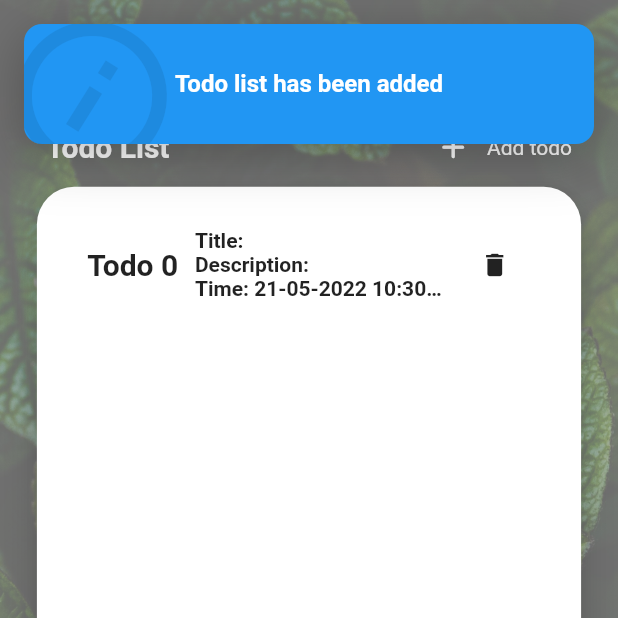
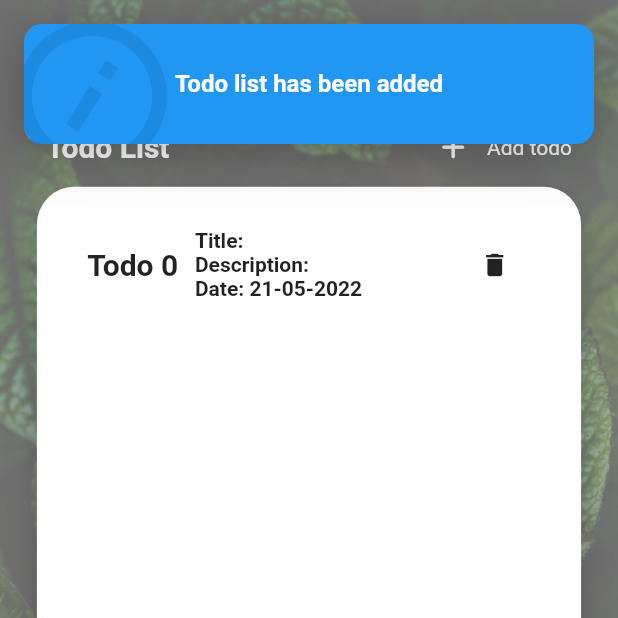
Before and after one commit to Gadi0905/ngtszhim_vt6001cem_project, a Flutter app: the AddTodoScreen screen opened directly, after a tap on "Add Todo", on a phone screen of 412 x 824 dp, the top half of it. Run offline on Flutter 3.47's test engine with Material 2 defaults, Android fonts, the phone set to English and light mode, and no system bars; drawn by our look-alikes of top_snackbar_flutter; our stand-ins replace cloud_firestore, firebase_auth, firebase_core, firebase_database, syncfusion_flutter_charts; accounts and stored records are empty.

Commit message:
bug fixing

```diff
--- a/lib/src/helpers/firebase_helper/model_helper/todo_model/todo_model.dart
+++ b/lib/src/helpers/firebase_helper/model_helper/todo_model/todo_model.dart
@@ -30,7 +30,7 @@ class TodoModel {
     }
     var dateFromTimeStamp =
     DateTime.fromMillisecondsSinceEpoch(timeStamp.seconds * 1000);
-    return DateFormat('dd-MM-yyyy hh:mm a').format(dateFromTimeStamp);
+    return DateFormat('dd-MM-yyyy').format(dateFromTimeStamp);
   }
 
   static Timestamp currentDatetimeToTimestamp() {
--- a/lib/src/screens/logged_in_screens/todo_list_screen/todo_list_screen.dart
+++ b/lib/src/screens/logged_in_screens/todo_list_screen/todo_list_screen.dart
@@ -181,7 +181,7 @@ class _TodoListScreenState extends State<TodoListScreen> {
                 ),
               ),
               Text(
-                'Time: ${TodoModel.timestampConvertToString(todoList[index].time)}',
+                'Date: ${TodoModel.timestampConvertToString(todoList[index].time)}',
                 style: const TextStyle(
                   fontWeight: FontWeight.bold,
                   overflow: TextOverflow.ellipsis,
```
